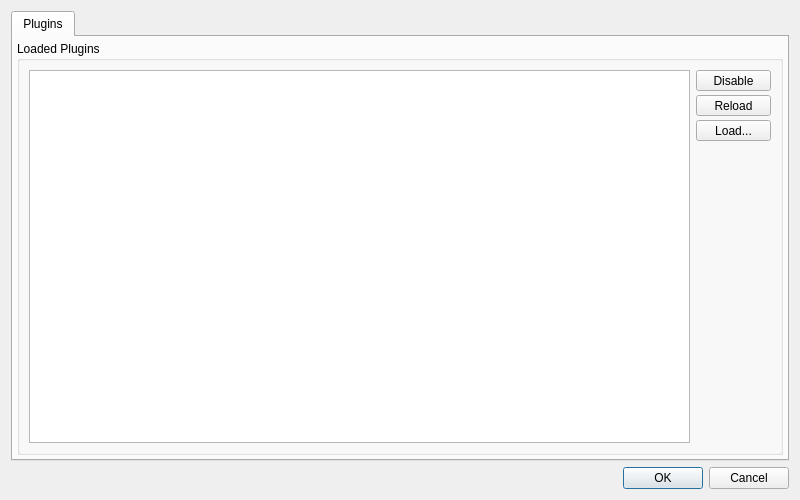
Before: the Qt Designer form ui/PluginManager.ui in mfessenden/SceneGraph, drawn with Qt 5.
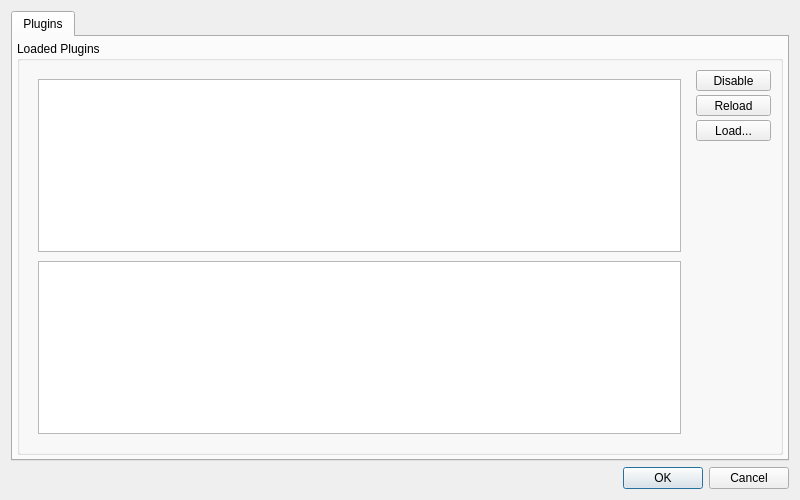
After: the same form once the commit is applied.

Patch:
```diff
--- a/ui/PluginManager.ui
+++ b/ui/PluginManager.ui
@@ -43,7 +43,20 @@
            <number>9</number>
           </property>
           <item>
-           <widget class="QTableView" name="pluginView"/>
+           <layout class="QVBoxLayout" name="pluginsInfoLayout">
+            <property name="spacing">
+             <number>9</number>
+            </property>
+            <property name="margin">
+             <number>9</number>
+            </property>
+            <item>
+             <widget class="QTableView" name="pluginView"/>
+            </item>
+            <item>
+             <widget class="QTextEdit" name="pluginInfo"/>
+            </item>
+           </layout>
           </item>
           <item>
            <layout class="QVBoxLayout" name="pluginButtonsLayout">
```
